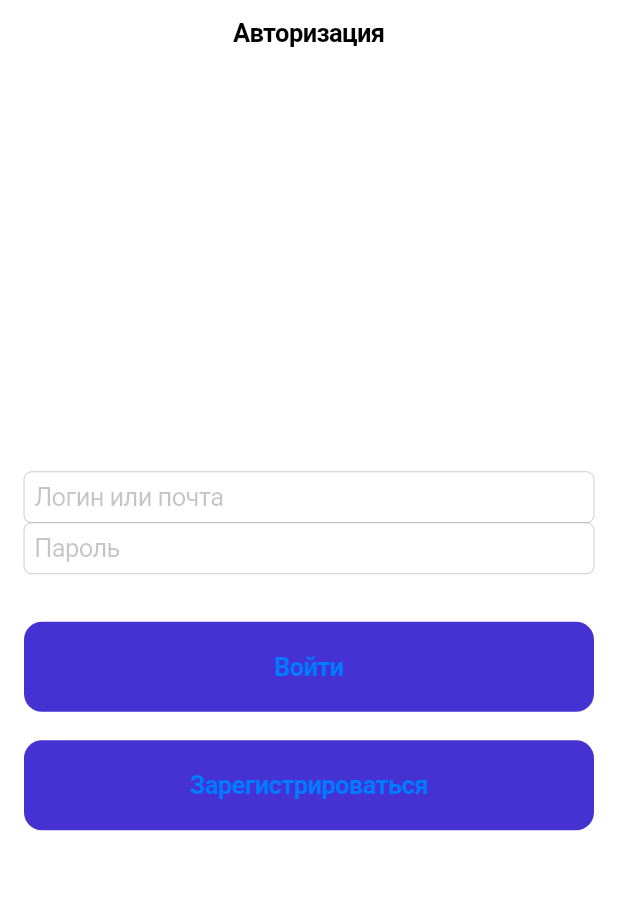
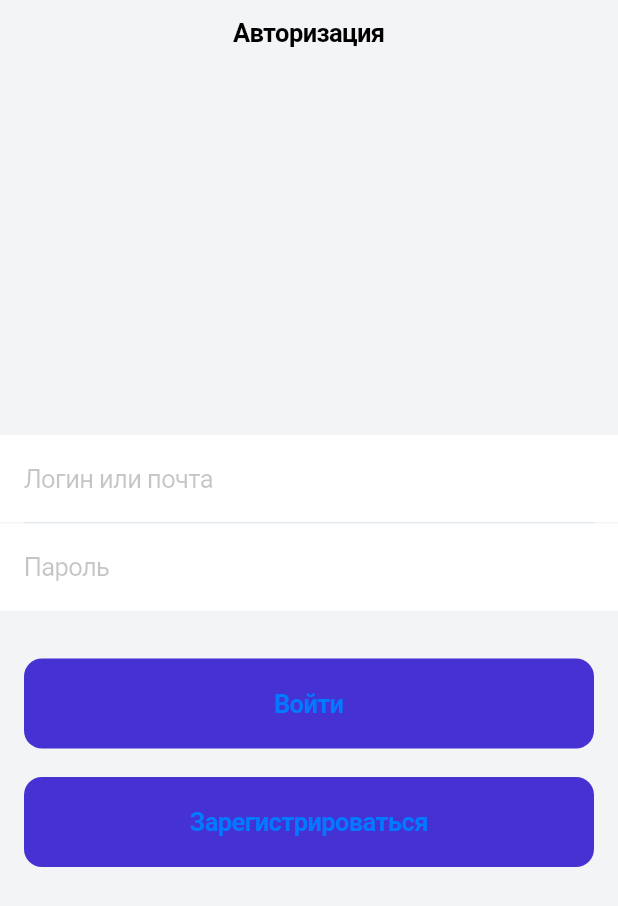
Before and after one commit to yermakhanansagan/code-union, a Flutter app: the screen it shows after launch, on a phone screen of 412 x 824 dp. Shown: the top 906 px of the screen. Run offline on Flutter 3.47's test engine with Material 2 defaults, Android fonts, the phone set to English and light mode, and no system bars.

Commit message:
auth page styles

```diff
--- a/lib/src/screens/auth/auth_screen.dart
+++ b/lib/src/screens/auth/auth_screen.dart
@@ -4,26 +4,42 @@ class AuthScreen extends StatelessWidget {
   @override
   Widget build(BuildContext context) {
     return CupertinoPageScaffold(
+      backgroundColor: Color(0xFFF3F4F6),
       navigationBar: CupertinoNavigationBar(
+        backgroundColor: CupertinoColors.white,
+        border: Border(),
         middle: Text("Авторизация"),
       ),
       child: SafeArea(
-          child: Padding(
-        padding: const EdgeInsets.symmetric(horizontal: 16),
           child: Column(
             crossAxisAlignment: CrossAxisAlignment.stretch,
             mainAxisAlignment: MainAxisAlignment.center,
             children: [
               CupertinoTextField(
                 placeholder: "Логин или почта",
+                decoration: BoxDecoration(
+                  color: CupertinoColors.white,
+                ),
+                padding: const EdgeInsets.symmetric(vertical: 19, horizontal: 16),
+              ),
+              Container(
+                height: 1,
+                color: Color(0xFFE0E6ED),
+                margin: const EdgeInsets.symmetric(horizontal: 16),
               ),
               CupertinoTextField(
                 placeholder: "Пароль",
+                decoration: BoxDecoration(
+                  color: CupertinoColors.white,
+                ),
+                padding: const EdgeInsets.symmetric(vertical: 19, horizontal: 16),
               ),
               SizedBox(
                 height: 32,
               ),
-            CupertinoButton(
+              Padding(
+                padding: const EdgeInsets.symmetric(horizontal: 16),
+                child: CupertinoButton(
                   padding: const EdgeInsets.symmetric(vertical: 20),
                   color: Color(0xFF4631D2),
                   child: Text(
@@ -34,10 +50,13 @@ class AuthScreen extends StatelessWidget {
                   ),
                   onPressed: () {},
                 ),
+              ),
               SizedBox(
                 height: 19,
               ),
-            CupertinoButton(
+              Padding(
+                padding: const EdgeInsets.symmetric(horizontal: 16),
+                child: CupertinoButton(
                   padding: const EdgeInsets.symmetric(vertical: 20),
                   color: Color(0xFF4631D2),
                   child: Text(
@@ -48,8 +67,8 @@ class AuthScreen extends StatelessWidget {
                   ),
                   onPressed: () {},
                 ),
+              ),
             ],
-        ),
           )),
     );
   }
```
Lines whose indentation alone changed are shown as unchanged.
